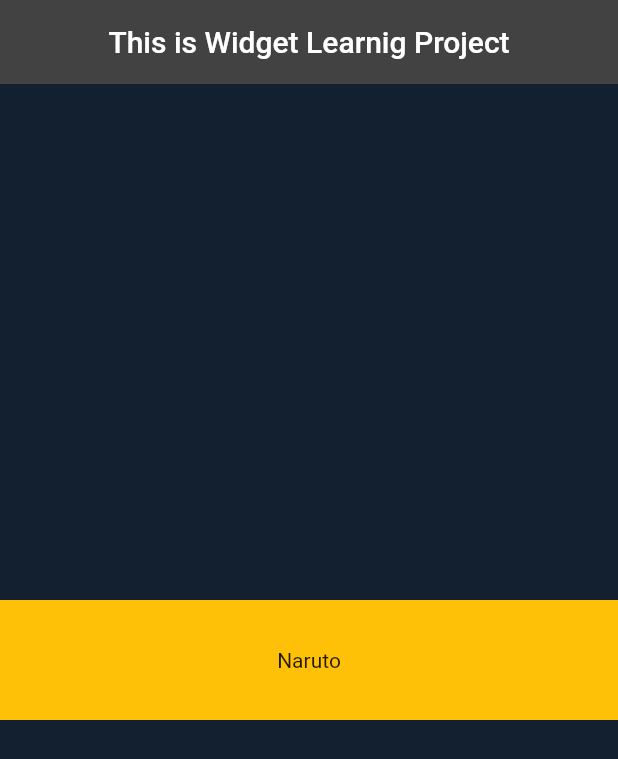
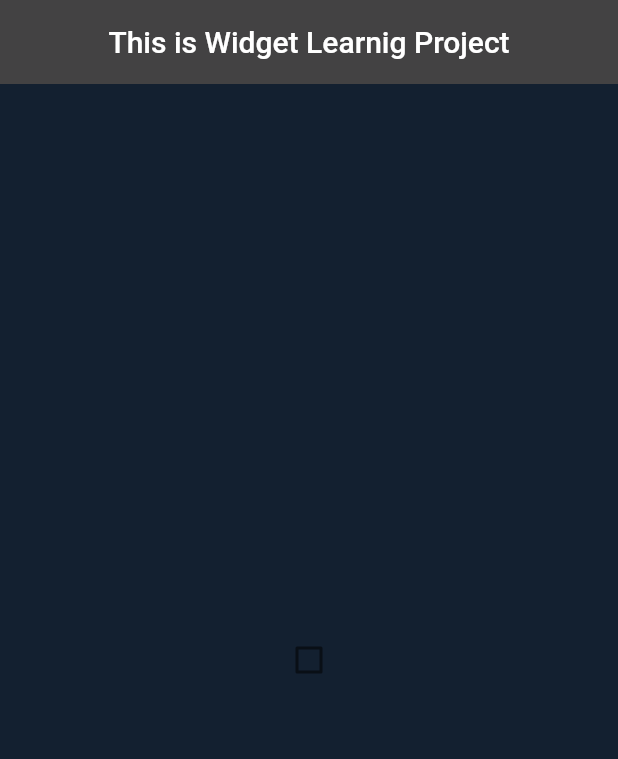
Before and after one commit to Ghauoor/Flutter-Widgets, a Flutter app: the screen it shows after launch, on a phone screen of 412 x 824 dp. Shown: the top 759 px of the screen. Run offline on Flutter 3.47's test engine with Material 2 defaults, Android fonts, the phone set to English and light mode, and no system bars.

Commit message:
CheckBoxWidget

```diff
--- a/lib/main.dart
+++ b/lib/main.dart
@@ -1,6 +1,6 @@
 import 'package:flutter/material.dart';
 
-import 'package:widgets/widgets/center_widget.dart';
+import 'package:widgets/widgets/check_box_widget.dart';
 
 void main() {
   runApp(const MyApp());
@@ -21,7 +21,7 @@ class MyApp extends StatelessWidget {
           elevation: 0.0,
           title: const Text('This is Widget Learnig Project'),
         ),
-        body: const CenterWidget(),
+        body: const CheckBoxWidget(),
       ),
     );
   }
--- /dev/null
+++ b/lib/widgets/check_box_widget.dart
@@ -0,0 +1,27 @@
+import 'package:flutter/material.dart';
+
+class CheckBoxWidget extends StatefulWidget {
+  const CheckBoxWidget({Key? key}) : super(key: key);
+
+  @override
+  State<CheckBoxWidget> createState() => _CheckBoxWidgetState();
+}
+
+class _CheckBoxWidgetState extends State<CheckBoxWidget> {
+  bool? isChecked = false;
+  @override
+  Widget build(BuildContext context) {
+    return Center(
+      child: Checkbox(
+        value: isChecked,
+        tristate: true,
+        activeColor: Colors.amber,
+        onChanged: (newVal) {
+          setState(() {
+            isChecked = newVal;
+          });
+        },
+      ),
+    );
+  }
+}
```
